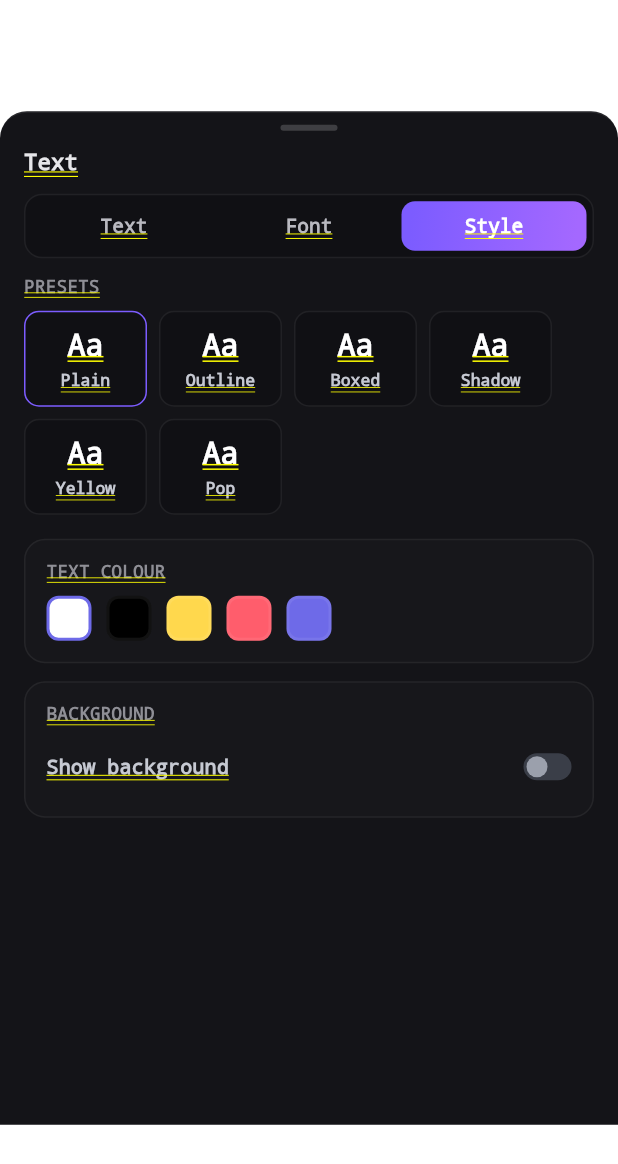
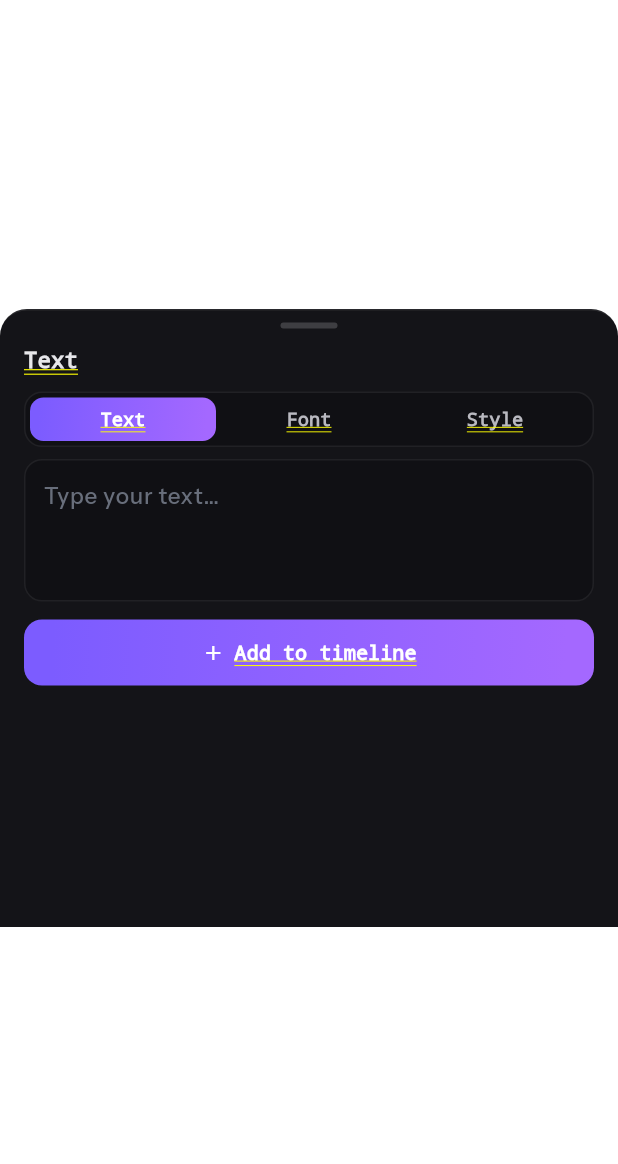
Before and after one commit to tayz07814-ctrl/easecutpro, a Flutter app: the TextSheet screen opened directly with empty values, after a tap on "Font", after a tap on "Style", after a tap on "Aa", on a phone screen of 412 x 824 dp. Shown: the top 1164 px of the screen. Run offline on Flutter 3.47's test engine with Material 3 defaults, Android fonts, the phone set to English and light mode, and no system bars; our stand-ins replace file_picker, supabase_flutter; accounts and stored records are empty; project files that could hold a hidden picture were left out.

Commit message:
Flutter text sheet: half-screen height + compact contents; preset tap → Text tab
- SheetScaffold heightFactor 0.82→0.5 so the text editor is ~half screen.
- Compact the Text/Font/Style tabs throughout: smaller label/input fonts,
  tighter paddings and gaps, smaller preset cards, colour swatches and B/I
  toggles — everything still fits the shorter sheet and scrolls if needed.
- Tapping a style preset ("Aa" card) now jumps back to the Text tab so the
  user immediately edits their text with the style applied (was: stayed
  selected on the Style tab).

Co-Authored-By: Claude Opus 4.8 <noreply@anthropic.com>
Claude-Session: https://claude.ai/code/session_01CYxYvJsM8h7U9xJKWU2Kom

```diff
--- a/mobile/lib/sheets/text_sheet.dart
+++ b/mobile/lib/sheets/text_sheet.dart
@@ -36,16 +36,17 @@ class _TextSheetState extends State<TextSheet> {
   Widget build(BuildContext context) {
     return SheetScaffold(
       title: 'Text',
+      heightFactor: 0.5,
       child: Column(
         crossAxisAlignment: CrossAxisAlignment.stretch,
         children: [
           Padding(
-            padding: const EdgeInsets.fromLTRB(16, 0, 16, 12),
+            padding: const EdgeInsets.fromLTRB(16, 0, 16, 8),
             child: _segmented(['Text', 'Font', 'Style'], _tab, (i) => setState(() => _tab = i)),
           ),
           Expanded(
             child: SingleChildScrollView(
-              padding: const EdgeInsets.fromLTRB(16, 0, 16, 20),
+              padding: const EdgeInsets.fromLTRB(16, 0, 16, 12),
               child: switch (_tab) {
                 0 => _textTab(),
                 1 => _fontTab(),
@@ -70,17 +71,17 @@ class _TextSheetState extends State<TextSheet> {
           ),
           child: TextField(
             controller: _text,
-            maxLines: 4,
-            style: const TextStyle(color: Ec.text, fontSize: 16),
+            maxLines: 3,
+            style: const TextStyle(color: Ec.text, fontSize: 15),
             decoration: const InputDecoration(
-              contentPadding: EdgeInsets.all(14),
+              contentPadding: EdgeInsets.all(12),
               border: InputBorder.none,
               hintText: 'Type your text…',
               hintStyle: TextStyle(color: Ec.textFaint),
             ),
           ),
         ),
-        const SizedBox(height: 16),
+        const SizedBox(height: 12),
         GestureDetector(
           onTap: () {
             if (_text.text.trim().isEmpty) return;
@@ -96,7 +97,7 @@ class _TextSheetState extends State<TextSheet> {
             Navigator.of(context).pop();
           },
           child: Container(
-            height: 50,
+            height: 44,
             alignment: Alignment.center,
             decoration: BoxDecoration(
               gradient: Ec.gradient,
@@ -105,10 +106,10 @@ class _TextSheetState extends State<TextSheet> {
             child: const Row(
               mainAxisSize: MainAxisSize.min,
               children: [
-                Icon(Icons.add, color: Colors.white, size: 18),
+                Icon(Icons.add, color: Colors.white, size: 16),
                 SizedBox(width: 6),
                 Text('Add to timeline',
-                    style: TextStyle(color: Colors.white, fontSize: 14, fontWeight: FontWeight.w700)),
+                    style: TextStyle(color: Colors.white, fontSize: 13.5, fontWeight: FontWeight.w700)),
               ],
             ),
           ),
@@ -124,7 +125,7 @@ class _TextSheetState extends State<TextSheet> {
         _card('Alignment',
             child: _segmented(['Left', 'Center', 'Right'], ['left', 'center', 'right'].indexOf(_align),
                 (i) => setState(() => _align = ['left', 'center', 'right'][i]))),
-        const SizedBox(height: 12),
+        const SizedBox(height: 10),
         _card('Size',
             child: EcSliderRow(
               label: 'Font size',
@@ -134,11 +135,11 @@ class _TextSheetState extends State<TextSheet> {
               max: 180,
               onChanged: (v) => setState(() => _size = v / 300),
             )),
-        const SizedBox(height: 12),
+        const SizedBox(height: 10),
         Row(
           children: [
             _glyphToggle('B', _bold, () => setState(() => _bold = !_bold), bold: true),
-            const SizedBox(width: 10),
+            const SizedBox(width: 8),
             _glyphToggle('I', _italic, () => setState(() => _italic = !_italic), italic: true),
           ],
         ),
@@ -153,17 +154,20 @@ class _TextSheetState extends State<TextSheet> {
       children: [
         const Text('PRESETS',
             style: TextStyle(color: Ec.textMute, fontSize: 11.5, fontWeight: FontWeight.w700, letterSpacing: 0.3)),
-        const SizedBox(height: 10),
+        const SizedBox(height: 8),
         Wrap(
-          spacing: 8,
-          runSpacing: 8,
+          spacing: 6,
+          runSpacing: 6,
           children: [
             for (int i = 0; i < presets.length; i++)
               GestureDetector(
-                onTap: () => setState(() => _preset = i),
+                onTap: () => setState(() {
+                  _preset = i;
+                  _tab = 0;
+                }),
                 child: Container(
-                  width: 82,
-                  padding: const EdgeInsets.all(10),
+                  width: 76,
+                  padding: const EdgeInsets.all(8),
                   decoration: BoxDecoration(
                     color: const Color(0xFF101014),
                     borderRadius: BorderRadius.circular(10),
@@ -172,27 +176,27 @@ class _TextSheetState extends State<TextSheet> {
                   child: Column(
                     children: [
                       const Text('Aa',
-                          style: TextStyle(color: Colors.white, fontSize: 20, fontWeight: FontWeight.w800)),
-                      const SizedBox(height: 6),
-                      Text(presets[i], style: const TextStyle(color: Ec.textDim, fontSize: 11)),
+                          style: TextStyle(color: Colors.white, fontSize: 17, fontWeight: FontWeight.w800)),
+                      const SizedBox(height: 5),
+                      Text(presets[i], style: const TextStyle(color: Ec.textDim, fontSize: 10.5)),
                     ],
                   ),
                 ),
               ),
           ],
         ),
-        const SizedBox(height: 16),
+        const SizedBox(height: 12),
         _card('Text colour',
             child: Row(
               children: [
                 for (final c in [Colors.white, Colors.black, const Color(0xFFFFD84D), const Color(0xFFFF5D6C), Ec.indigo])
                   Padding(
-                    padding: const EdgeInsets.only(right: 10),
+                    padding: const EdgeInsets.only(right: 8),
                     child: GestureDetector(
                       onTap: () => setState(() => _color = c),
                       child: Container(
-                        width: 30,
-                        height: 30,
+                        width: 26,
+                        height: 26,
                         decoration: BoxDecoration(
                           color: c,
                           borderRadius: BorderRadius.circular(8),
@@ -203,7 +207,7 @@ class _TextSheetState extends State<TextSheet> {
                   ),
               ],
             )),
-        const SizedBox(height: 12),
+        const SizedBox(height: 10),
         _card('Background',
             child: EcRow(
               label: 'Show background',
@@ -216,7 +220,7 @@ class _TextSheetState extends State<TextSheet> {
   // ---- helpers ----
   Widget _segmented(List<String> labels, int active, ValueChanged<int> onTap) {
     return Container(
-      padding: const EdgeInsets.all(4),
+      padding: const EdgeInsets.all(3),
       decoration: BoxDecoration(
         color: const Color(0xFF101014),
         borderRadius: BorderRadius.circular(12),
@@ -229,7 +233,7 @@ class _TextSheetState extends State<TextSheet> {
               child: GestureDetector(
                 onTap: () => onTap(i),
                 child: Container(
-                  padding: const EdgeInsets.symmetric(vertical: 9),
+                  padding: const EdgeInsets.symmetric(vertical: 7),
                   alignment: Alignment.center,
                   decoration: BoxDecoration(
                     gradient: active == i ? Ec.gradient : null,
@@ -238,7 +242,7 @@ class _TextSheetState extends State<TextSheet> {
                   child: Text(labels[i],
                       style: TextStyle(
                           color: active == i ? Colors.white : const Color(0xFFB9B9C0),
-                          fontSize: 13,
+                          fontSize: 12.5,
                           fontWeight: FontWeight.w600)),
                 ),
               ),
@@ -250,14 +254,14 @@ class _TextSheetState extends State<TextSheet> {
 
   Widget _card(String title, {required Widget child}) {
     return Container(
-      padding: const EdgeInsets.all(14),
-      decoration: BoxDecoration(color: Ec.card2, borderRadius: BorderRadius.circular(14), border: Border.all(color: Ec.hair)),
+      padding: const EdgeInsets.all(12),
+      decoration: BoxDecoration(color: Ec.card2, borderRadius: BorderRadius.circular(12), border: Border.all(color: Ec.hair)),
       child: Column(
         crossAxisAlignment: CrossAxisAlignment.stretch,
         children: [
           Text(title.toUpperCase(),
               style: const TextStyle(color: Ec.textMute, fontSize: 11.5, fontWeight: FontWeight.w700, letterSpacing: 0.3)),
-          const SizedBox(height: 10),
+          const SizedBox(height: 8),
           child,
         ],
       ),
@@ -268,8 +272,8 @@ class _TextSheetState extends State<TextSheet> {
     return GestureDetector(
       onTap: onTap,
       child: Container(
-        width: 44,
-        height: 44,
+        width: 40,
+        height: 40,
         alignment: Alignment.center,
         decoration: BoxDecoration(
           color: on ? const Color(0xFF7C5CFF).withValues(alpha: 0.18) : Ec.card2,
@@ -279,7 +283,7 @@ class _TextSheetState extends State<TextSheet> {
         child: Text(label,
             style: TextStyle(
                 color: on ? const Color(0xFFC9B8FF) : Ec.textDim,
-                fontSize: 18,
+                fontSize: 16,
                 fontWeight: bold ? FontWeight.w800 : FontWeight.w500,
                 fontStyle: italic ? FontStyle.italic : FontStyle.normal)),
       ),
```
